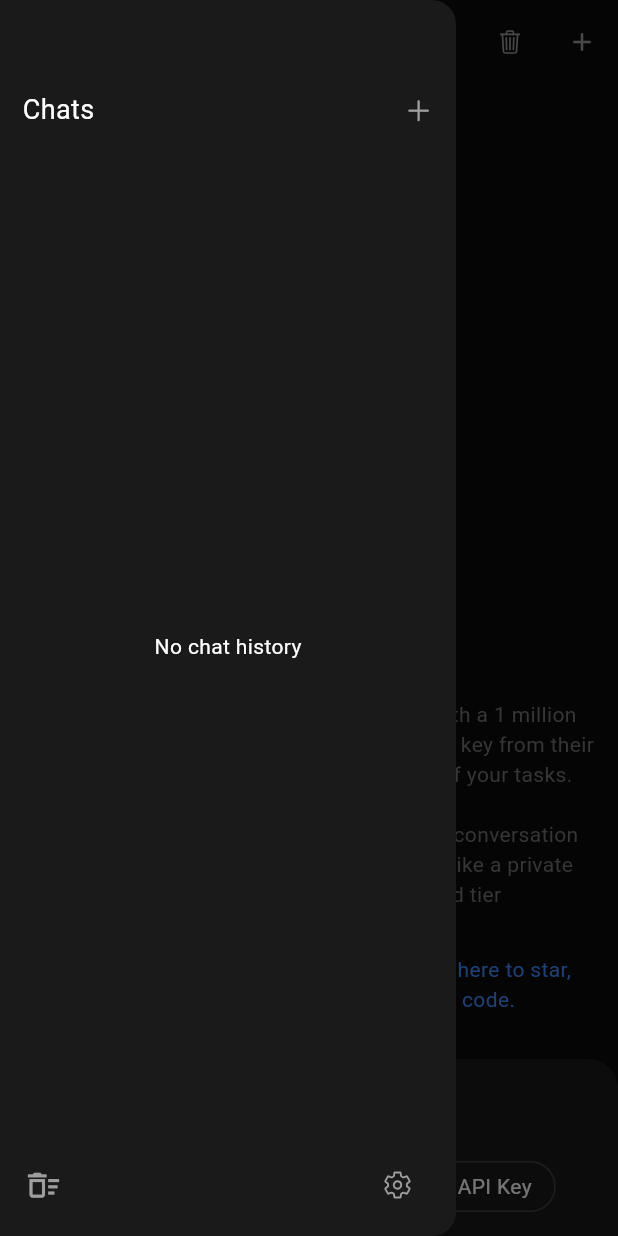
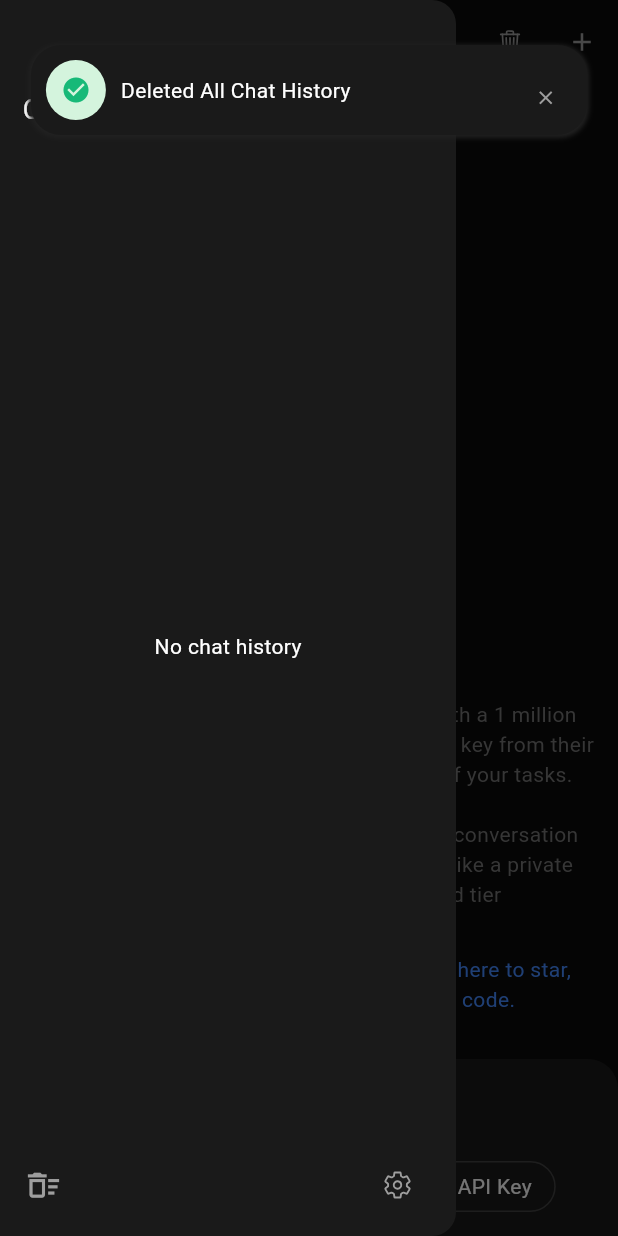
Before and after one commit to Darweshpk/Nat1, a Flutter app: the screen it shows after launch, in the side drawer, after a tap on the "delete sweep" icon, on a phone screen of 412 x 824 dp. Run offline on Flutter 3.47's test engine with Material 3 defaults, Android fonts, the phone set to English and light mode, and no system bars; our stand-ins replace animated_text_kit, battery_plus, cherry_toast, dio, file_picker, flutter_highlight and 11 more; missing offline and left inert: call_log_new, easy_image_viewer, flutter_sharing_intent, flutter_sms_inbox, gpt_markdown, installed_apps and 3 more; accounts and stored records are empty; statements that could not run were skipped.

Commit message:
loc, copy, markdown, toast

```diff
--- a/lib/components/chat_history_drawer.dart
+++ b/lib/components/chat_history_drawer.dart
@@ -5,6 +5,7 @@ import 'package:ionicons/ionicons.dart';
 import 'package:nativechat/models/chat_session.dart';
 import 'package:intl/intl.dart';
 import 'package:nativechat/pages/settings_page.dart';
+import 'package:nativechat/utils/show_toast.dart';
 import 'package:theme_provider/theme_provider.dart';
 
 class ChatHistoryDrawer extends StatefulWidget {
@@ -176,6 +177,7 @@ class _ChatHistoryDrawerState extends State<ChatHistoryDrawer> {
                                     sessions,
                                     index,
                                   );
+                                  showToast(context, "Deleted Chat History");
                                 },
                                 icon: Icon(
                                   Ionicons.trash_outline,
@@ -217,6 +219,7 @@ class _ChatHistoryDrawerState extends State<ChatHistoryDrawer> {
                     onPressed: () {
                       chatBox?.clear();
                       setState(() {});
+                      showToast(context, "Deleted All Chat History");
                     },
                   ),
                 ),
--- a/lib/constants/function_declarations.dart
+++ b/lib/constants/function_declarations.dart
@@ -278,6 +278,7 @@ final functionDeclarations = [
             "football",
             "gadgets",
             "gaming",
+            "gardening",
             "groovy",
             "hackernews",
             "hacking",
@@ -362,9 +363,10 @@ final functionDeclarations = [
     ),
   ),
 
+  // LOCATION
   FunctionDeclaration(
     "getCurrentLocation",
-    "Gets the user's current location.",
+    "Gets the user's current location and address which includes latitude and longitude",
     Schema.object(
       properties: {
         'location': Schema.string(
--- a/lib/pages/homepage.dart
+++ b/lib/pages/homepage.dart
@@ -19,6 +19,7 @@ import 'package:nativechat/constants/system_prompt.dart';
 import 'package:nativechat/state/is_one_sided_chat_mode_notifier.dart';
 import 'package:nativechat/utils/api_calls.dart';
 import 'package:nativechat/utils/get_device_context.dart';
+import 'package:nativechat/utils/show_toast.dart';
 import 'package:nativechat/utils/tts.dart';
 import 'package:speech_to_text/speech_recognition_result.dart';
 import 'package:speech_to_text/speech_to_text.dart';
@@ -160,7 +161,7 @@ class _HomepageState extends State<Homepage> {
           final headlines = await getReddit(eachFunctionCall.args);
           advancedContext += headlines;
         } else if (functionCallName == "getCurrentLocation") {
-          setSystemMessage('getting current location...');
+          setSystemMessage('tracking your location...');
           final currentLocation = await getCurrentLocation();
           advancedContext += currentLocation;
         }
@@ -173,7 +174,6 @@ class _HomepageState extends State<Homepage> {
     final chat = model.startChat(history: []);
     final content = Content.text(
         "$userInput CONTEXT: $context. CHAT-HISTORY: ${chatHistory.toString()}");
-
     final stream = chat.sendMessageStream(content);
     String accumulatedResponse = '';
     bool isFirstChuck = true;
@@ -314,6 +314,7 @@ class _HomepageState extends State<Homepage> {
     });
     widget.session?.messages = [];
     widget.session?.save();
+    showToast(context, "Cleared Chat");
   }
 
   final SpeechToText speechToText = SpeechToText();
--- /dev/null
+++ b/lib/utils/copy_to_clipboard.dart
@@ -0,0 +1,5 @@
+import 'package:flutter/services.dart';
+
+Future<void> copyToClipboard(content) async {
+  await Clipboard.setData(ClipboardData(text: content));
+}
--- /dev/null
+++ b/lib/utils/show_toast.dart
@@ -0,0 +1,25 @@
+import 'package:cherry_toast/cherry_toast.dart';
+import 'package:cherry_toast/resources/arrays.dart';
+import 'package:flutter/material.dart';
+import 'package:theme_provider/theme_provider.dart';
+
+void showToast(context, title) {
+  CherryToast.success(
+    title: Text(
+      title.toString().trim(),
+      style: TextStyle(
+        color: ThemeProvider.themeOf(context).id == "light_theme"
+            ? Colors.black
+            : Colors.white,
+      ),
+    ),
+    animationType: AnimationType.fromTop,
+    toastDuration: Duration(milliseconds: 1250),
+    backgroundColor: ThemeProvider.themeOf(context).id == "light_theme"
+        ? Colors.white
+        : const Color(0xff1a1a1a),
+    shadowColor: ThemeProvider.themeOf(context).id == "light_theme"
+        ? Colors.grey[200]!
+        : Colors.grey[900]!,
+  ).show(context);
+}
--- a/pubspec.yaml
+++ b/pubspec.yaml
@@ -65,6 +65,7 @@ dependencies:
     dio: ^5.8.0+1
     uuid: ^4.5.1
     geolocator: ^13.0.2
+    cherry_toast: ^1.12.0
 #    flutter_markdown: ^0.7.6+2
 # call_log: ^4.0.0
 
```
Also changed, not shown: lib/components/chat_feed/ai_response.dart (+16 -4 lines), lib/components/chat_feed/codeblock.dart (+11 -4 lines), lib/components/chat_feed/user_input.dart (+40 -6 lines), lib/components/input_box/main_text_field.dart (+8 -6 lines), lib/utils/api_calls.dart (+10 -5 lines), pubspec.lock.
